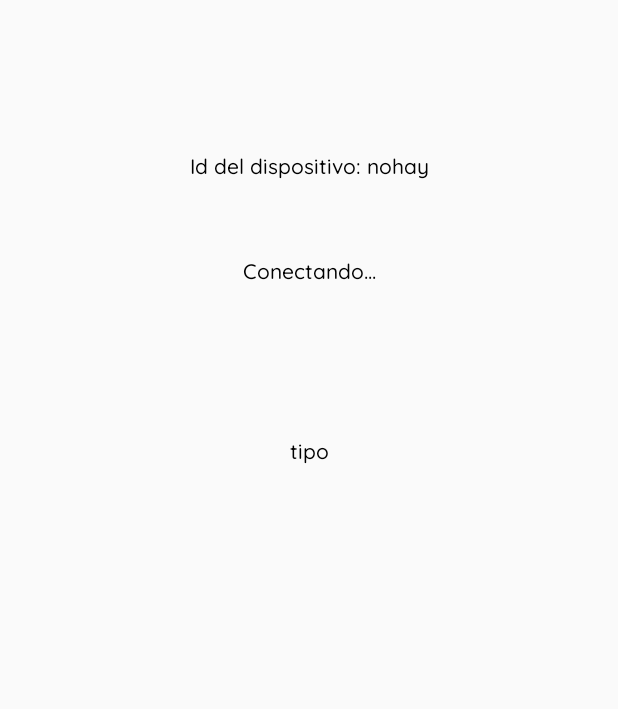
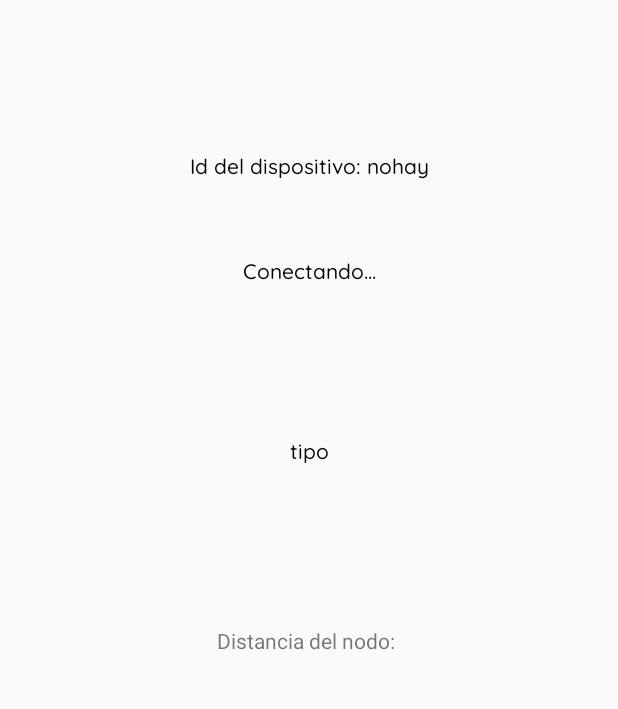
Before and after one commit to LauraPamies/Git_Android, an Android app: the UserArea screen opened directly, with no data from a screen before it, on a phone screen of 412 x 824 dp, the part 143-852 px from its top. Run offline under Robolectric (Android 15) with nearby library versions, the phone set to English and light mode, and no system bars.

Commit message:
Estimacion de distancia al nodo

```diff
--- a/app/app/src/main/java/com/example/lpamvil/sprint0laura/Logica.java
+++ b/app/app/src/main/java/com/example/lpamvil/sprint0laura/Logica.java
@@ -18,7 +18,7 @@ import java.util.Date;
 
 public class Logica {
 
-    String ip = "192.168.1.166";
+    String ip = "192.168.1.65";
     Date fechaactual = new Date();
 
     static JSONObject jobject = new JSONObject();
--- a/app/app/src/main/java/com/example/lpamvil/sprint0laura/LoginActivity.java
+++ b/app/app/src/main/java/com/example/lpamvil/sprint0laura/LoginActivity.java
@@ -30,7 +30,7 @@ public class LoginActivity extends AppCompatActivity {
     EditText user, pass;
     CheckBox recordarsesion;
 
-    String ip = "192.168.1.166";
+    String ip = "192.168.1.65";
 
     SharedPreferences preferencias;
     SharedPreferences.Editor editorpreferencias;
@@ -219,6 +219,6 @@ public class LoginActivity extends AppCompatActivity {
     }
 
     public void botonContactar(View view){
-        startActivity(new Intent(this, Contactar.class));
+        startActivity(new Intent(LoginActivity.this, Contactar.class));
     }
 }
--- a/app/app/src/main/res/layout/activity_user_area.xml
+++ b/app/app/src/main/res/layout/activity_user_area.xml
@@ -86,6 +86,18 @@
         app:layout_constraintEnd_toEndOf="parent"
         app:layout_constraintStart_toStartOf="parent"
         app:layout_constraintTop_toBottomOf="@+id/textodispoconectado" />
+
+    <TextView
+        android:id="@+id/distancia"
+        android:layout_width="wrap_content"
+        android:layout_height="wrap_content"
+        android:text="Distancia del nodo: "
+        app:layout_constraintBottom_toBottomOf="parent"
+        app:layout_constraintEnd_toEndOf="parent"
+        app:layout_constraintHorizontal_bias="0.498"
+        app:layout_constraintStart_toStartOf="parent"
+        app:layout_constraintTop_toBottomOf="@+id/tiposensor"
+        app:layout_constraintVertical_bias="0.268" />
 
     <!--
     <Button
--- a/app/app/src/main/res/xml/network_security_config.xml
+++ b/app/app/src/main/res/xml/network_security_config.xml
@@ -7,6 +7,7 @@
         <domain includeSubdomains="true">192.168.43.79</domain>
         <domain includeSubdomains="true">172.20.10.2</domain>
         <domain includeSubdomains="true">192.168.1.166</domain>
+        <domain includeSubdomains="true">192.168.1.65</domain>
 
         <!--CREAR OTRO DOMINIO CON LA IP DEL ORDENADOR DONDE SE VAN A ENVIAR LOS POST DEL SERVIDOR-->
     </domain-config>
```
Also changed, not shown: app/app/src/main/java/com/example/lpamvil/sprint0laura/UserArea.java (+30 -10 lines).
